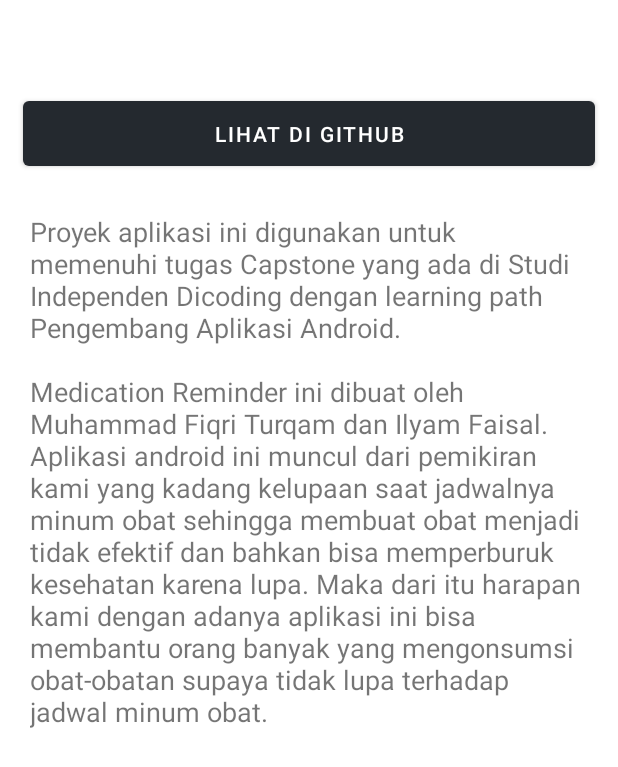
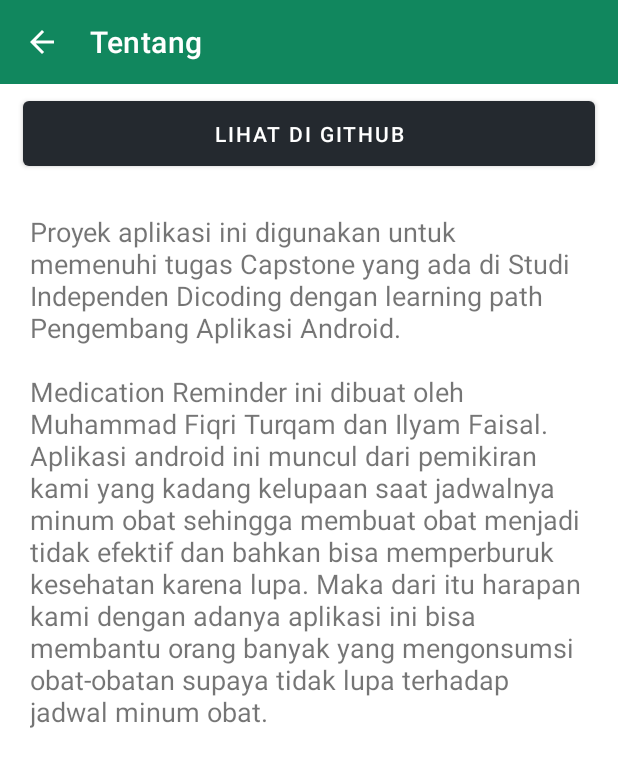
Before and after one commit to fiqriturhamz/MedicationReminder, an Android app: the AboutActivity screen opened directly, with no data from a screen before it, on a phone screen of 412 x 824 dp. Shown: the top 767 px of the screen. Run offline under Robolectric (Android 15) with nearby library versions, the phone set to English and light mode, and no system bars.

Commit message:
Menambahkan kode di AboutActivity.kt

```diff
--- a/app/src/main/java/com/example/medicationreminder/AboutActivity.kt
+++ b/app/src/main/java/com/example/medicationreminder/AboutActivity.kt
@@ -1,12 +1,40 @@
 package com.example.medicationreminder
 
+import android.content.Intent
+import android.graphics.drawable.ColorDrawable
+import android.net.Uri
 import androidx.appcompat.app.AppCompatActivity
 import android.os.Bundle
+import androidx.core.content.res.ResourcesCompat
+import com.google.android.material.appbar.MaterialToolbar
+import com.google.android.material.button.MaterialButton
+import com.google.android.material.textview.MaterialTextView
 
 class AboutActivity : AppCompatActivity() {
+    private lateinit var toolbar: MaterialToolbar
+    private lateinit var githubButton: MaterialButton
+    private lateinit var appDescriptionView: MaterialTextView
+
     override fun onCreate(savedInstanceState: Bundle?) {
         super.onCreate(savedInstanceState)
         setContentView(R.layout.activity_about)
+        toolbar = findViewById(R.id.toolbar)
+        githubButton = findViewById(R.id.view_github_button)
+        appDescriptionView = findViewById(R.id.app_description_view)
+        setSupportActionBar(toolbar)
+        toolbar.background = ColorDrawable(ResourcesCompat.getColor(resources, R.color.sub_green, null))
+        supportActionBar?.setDisplayShowHomeEnabled(true)
+        supportActionBar?.setDisplayHomeAsUpEnabled(true)
+        toolbar.setNavigationOnClickListener {
+            onBackPressed()
+        }
+        githubButton.setOnClickListener {
+            val webpage = Uri.parse(getString(R.string.github_link))
+            val intent = Intent(Intent.ACTION_VIEW, webpage)
+            startActivity(intent)
+        }
+
+        appDescriptionView.text = getString(R.string.app_description)
     }
 
 }
```
